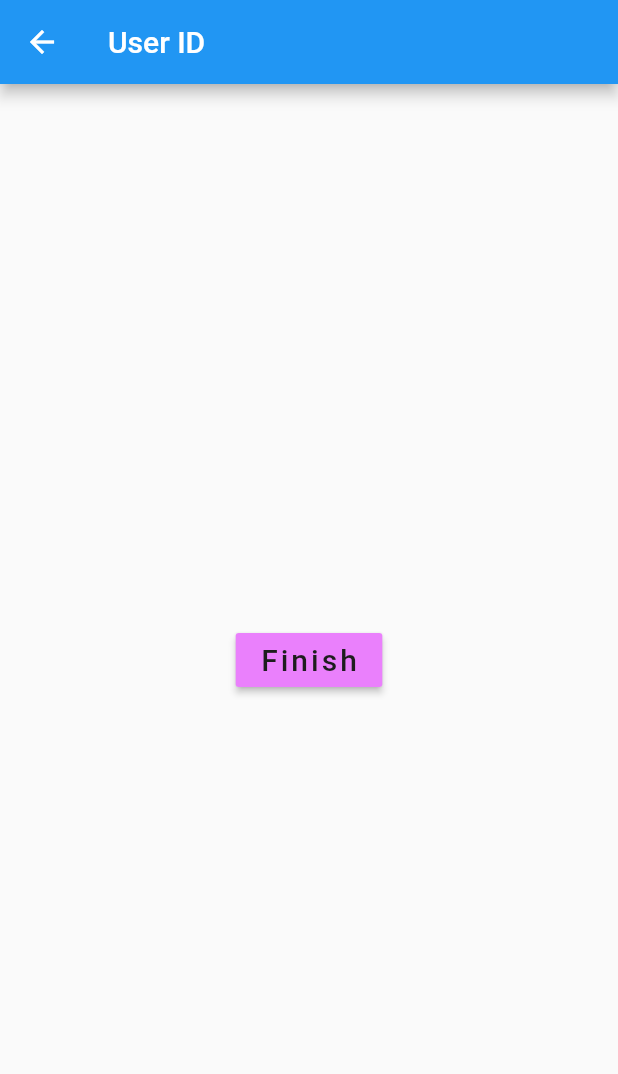
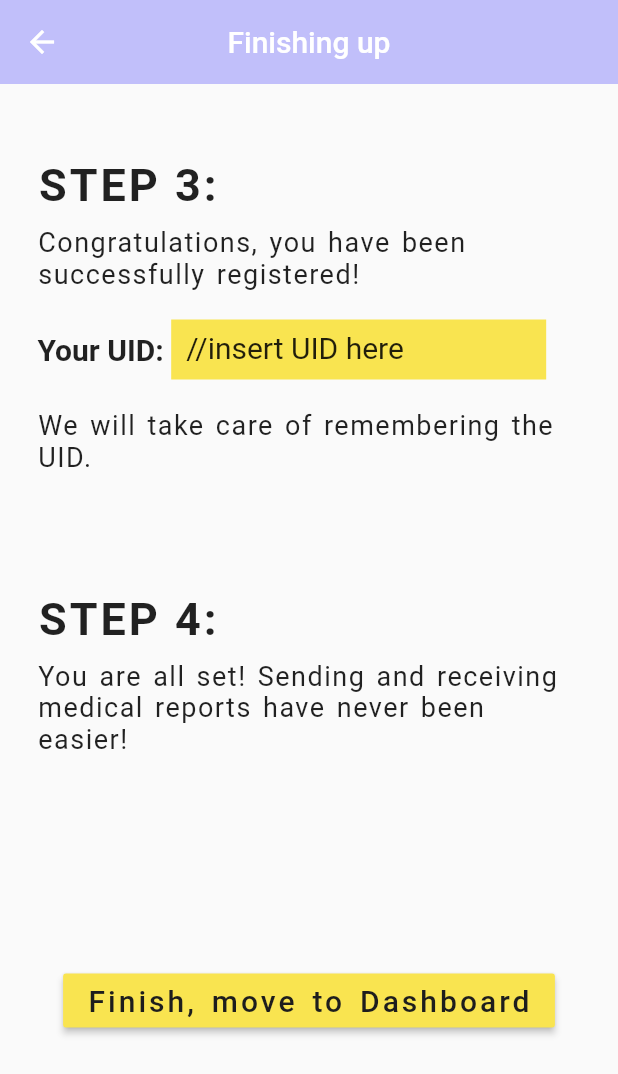
Before and after one commit to Cyrusroy001/project-autopsy-hacknitr3.0, a Flutter app: the FinishingPage screen opened by its route, on a phone screen of 412 x 824 dp. Shown: the top 1074 px of the screen. Run offline on Flutter 3.47's test engine with Material 2 defaults, Android fonts, the phone set to English and light mode, and no system bars; our stand-ins replace firebase_auth; accounts and stored records are empty.

Commit message:
tutorial screen UI finished

```diff
--- a/lib/main.dart
+++ b/lib/main.dart
@@ -20,6 +20,7 @@ class MyApp extends StatelessWidget {
       title: 'Autopsy',
       theme: ThemeData(
         primaryColor: Color.fromRGBO(193, 191, 250, 1),
+        // ignore: deprecated_member_use
         accentColor: Color.fromRGBO(249, 228, 80, 1),
       ),
       debugShowCheckedModeBanner: false,
--- a/lib/screens/patient/firsttimeuser/Finishing Page.dart
+++ b/lib/screens/patient/firsttimeuser/Finishing Page.dart
@@ -13,15 +13,113 @@ class _FinishingPageState extends State<FinishingPage> {
   Widget build(BuildContext context) {
     return Scaffold(
       appBar: AppBar(
-        title: Text('User ID'),
+        title: Text('Finishing up'),
+        centerTitle: true,
+        elevation: 0,
+        backgroundColor: Theme.of(context).primaryColor,
       ),
-
       body: Center(
+        child: SafeArea(
+          child: Container(
+            padding: EdgeInsets.fromLTRB(25, 50, 25, 25),
+            child: Column(
+              crossAxisAlignment: CrossAxisAlignment.start,
+              children: [
+                Text(
+                  'STEP 3: ',
+                  style: TextStyle(
+                    letterSpacing: 2,
+                    fontSize: 30,
+                    fontWeight: FontWeight.bold,
+                    color: Colors.black87,
+                  ),
+                ),
+                SizedBox(
+                  height: 10,
+                ),
+                Text(
+                  'Congratulations, you have been successfully registered!',
+                  style: TextStyle(
+                    letterSpacing: 1,
+                    wordSpacing: 2,
+                    fontSize: 18,
+                  ),
+                ),
+                SizedBox(
+                  height: 20,
+                ),
+                Row(
+                  children: [
+                    Text(
+                      'Your UID: ',
+                      style: TextStyle(
+                        fontSize: 20,
+                        fontWeight: FontWeight.bold,
+                      ),
+                    ),
+                    Container(
+                      padding: EdgeInsets.only(
+                        top: 7,
+                        left: 10,
+                      ),
+                      height: 40,
+                      width: 250,
+                      color: Theme.of(context).accentColor,
+                      child: Text(
+                        '//insert UID here',
+                        style: TextStyle(
+                          fontSize: 20,
+                        ),
+                      ),
+                    ),
+                  ],
+                ),
+                SizedBox(
+                  height: 20,
+                ),
+                Text(
+                  'We will take care of remembering the UID.',
+                  style: TextStyle(
+                    letterSpacing: 1,
+                    wordSpacing: 2,
+                    fontSize: 18,
+                  ),
+                ),
+                SizedBox(
+                  height: 80,
+                ),
+                Text(
+                  'STEP 4: ',
+                  style: TextStyle(
+                    letterSpacing: 2,
+                    fontSize: 30,
+                    fontWeight: FontWeight.bold,
+                    color: Colors.black87,
+                  ),
+                ),
+                SizedBox(
+                  height: 10,
+                ),
+                Text(
+                  'You are all set! Sending and receiving medical reports have never been easier!',
+                  textAlign: TextAlign.left,
+                  style: TextStyle(
+                    letterSpacing: 1,
+                    wordSpacing: 2,
+                    fontSize: 18,
+                  ),
+                ),
+                SizedBox(
+                  height: 140,
+                ),
+                Center(
                   child: RaisedButton(
-          onPressed: (){
-            Navigator.pushReplacementNamed(context, '/PatientDashboard');
+                    onPressed: () {
+                      Navigator.pushReplacementNamed(
+                          context, '/PatientDashboard');
                     },
-          child: Text('Finish',
+                    child: Text(
+                      'Finish, move to Dashboard',
                       style: TextStyle(
                         color: Color(0xFF1D1D1D),
                         fontSize: 20,
@@ -29,7 +127,12 @@ class _FinishingPageState extends State<FinishingPage> {
                         wordSpacing: 3,
                       ),
                     ),
-          color: Colors.purpleAccent[100],
+                    color: Theme.of(context).accentColor,
+                  ),
+                ),
+              ],
+            ),
+          ),
         ),
       ),
     );
```
Also changed, not shown: lib/screens/patient/PatientDashboard.dart (+10 -8 lines), lib/screens/patient/firsttimeuser/AllStepsPage.dart (+20 -19 lines), lib/screens/patient/firsttimeuser/CreateAccountPage.dart (+5 -2 lines), lib/screens/patient/firsttimeuser/PatientOrDoctorPage.dart (+15 -12 lines), pubspec.lock. Lines whose indentation alone changed are shown as unchanged.
